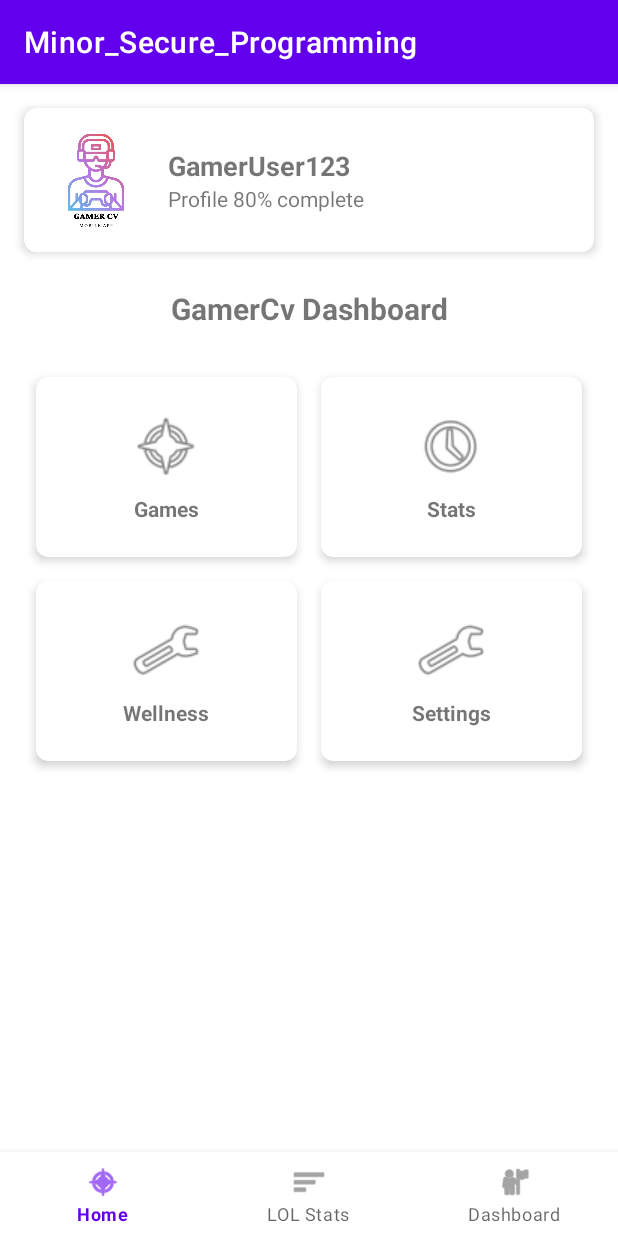
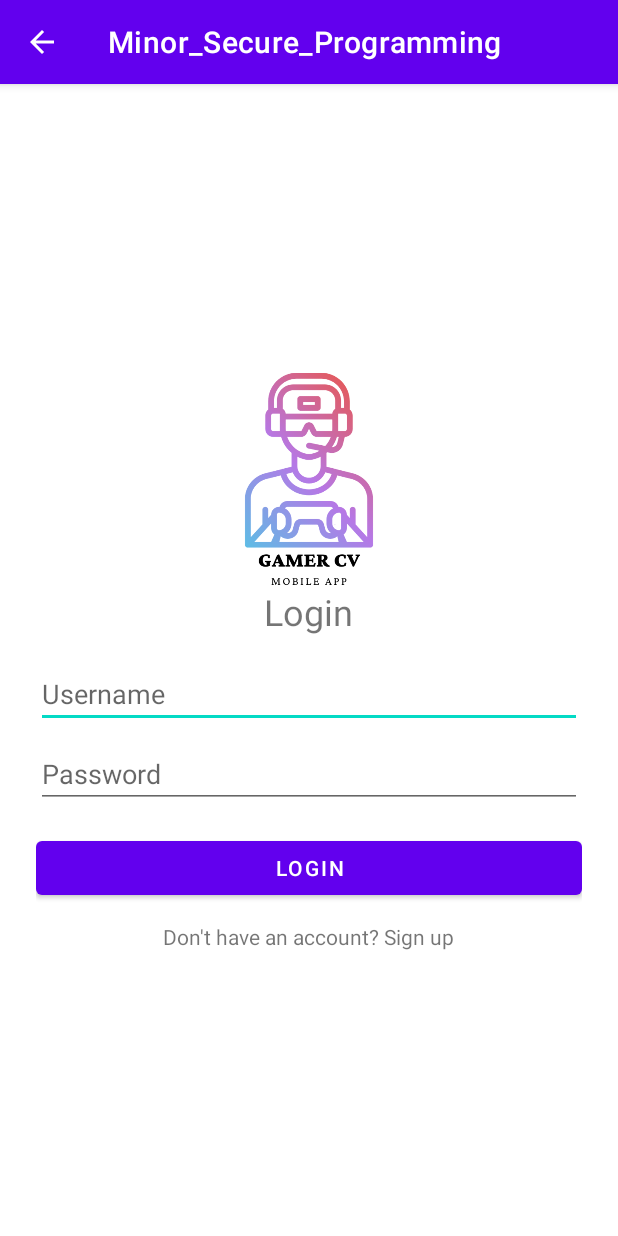
Before and after one commit to StefanIonutTasca/Minor_Secure_Programming, an Android app: the screen it shows after launch (MainActivity before the commit, SignupLoginActivity after it), on a phone screen of 412 x 824 dp. Run offline under Robolectric (Android 15) with nearby library versions, the phone set to English and light mode, and no system bars.

Commit message:
Authentication/SignupLogin Activity.

```diff
--- a/app/src/main/AndroidManifest.xml
+++ b/app/src/main/AndroidManifest.xml
@@ -47,6 +47,10 @@
             android:name=".GamesActivity"
             android:exported="false"
             android:parentActivityName=".MainActivity" />
+
+        <activity android:name=".SignupLoginActivity"
+            android:exported="false"
+            android:parentActivityName=".MainActivity" />
     </application>
 
 </manifest>
--- /dev/null
+++ b/app/src/main/java/com/example/minor_secure_programming/SignupLoginActivity.kt
@@ -0,0 +1,48 @@
+package com.example.minor_secure_programming
+
+import android.content.Intent
+import android.os.Bundle
+import android.widget.*
+import androidx.appcompat.app.AppCompatActivity
+
+class SignupLoginActivity : AppCompatActivity() {
+
+    private var isLogin = true
+
+    override fun onCreate(savedInstanceState: Bundle?) {
+        super.onCreate(savedInstanceState)
+        setContentView(R.layout.activity_signup_login)
+
+        val titleText = findViewById<TextView>(R.id.titleText)
+        val usernameInput = findViewById<EditText>(R.id.usernameInput)
+        val passwordInput = findViewById<EditText>(R.id.passwordInput)
+        val loginSignupButton = findViewById<Button>(R.id.loginSignupButton)
+        val toggleText = findViewById<TextView>(R.id.toggleText)
+
+        fun updateUI() {
+            titleText.text = if (isLogin) "Login" else "Sign Up"
+            loginSignupButton.text = if (isLogin) "Login" else "Sign Up"
+            toggleText.text = if (isLogin) "Don't have an account? Sign up" else "Already have an account? Login"
+        }
+
+        updateUI()
+
+        loginSignupButton.setOnClickListener {
+            val username = usernameInput.text.toString()
+            val password = passwordInput.text.toString()
+
+            if (username.isNotEmpty() && password.isNotEmpty()) {
+                val intent = Intent(this, DashboardActivity::class.java)
+                startActivity(intent)
+                finish()
+            } else {
+                Toast.makeText(this, "Please enter username and password", Toast.LENGTH_SHORT).show()
+            }
+        }
+
+        toggleText.setOnClickListener {
+            isLogin = !isLogin
+            updateUI()
+        }
+    }
+}
--- a/app/src/main/java/com/example/minor_secure_programming/SplashActivity.kt
+++ b/app/src/main/java/com/example/minor_secure_programming/SplashActivity.kt
@@ -18,12 +18,9 @@ class SplashActivity : AppCompatActivity() {
 
         // Create a delay and then start the main activity
         Handler(Looper.getMainLooper()).postDelayed({
-            // Start main activity
-            val intent = Intent(this, MainActivity::class.java)
+            val intent = Intent(this, SignupLoginActivity::class.java)
             startActivity(intent)
-
-            // Close this activity
             finish()
-        }, SPLASH_TIME_OUT)
+        }, 1500) // 1.5 seconds splash
     }
 }
--- /dev/null
+++ b/app/src/main/res/layout/activity_signup_login.xml
@@ -0,0 +1,54 @@
+<?xml version="1.0" encoding="utf-8"?>
+<LinearLayout xmlns:android="http://schemas.android.com/apk/res/android"
+    xmlns:app="http://schemas.android.com/apk/res-auto"
+    android:id="@+id/signupLoginLayout"
+              android:layout_width="match_parent"
+              android:layout_height="match_parent"
+              android:orientation="vertical"
+              android:padding="24dp"
+              android:gravity="center">
+
+    <ImageView
+        android:id="@+id/imageView"
+        android:layout_width="match_parent"
+        android:layout_height="145dp"
+        app:srcCompat="@drawable/logo_nobg" />
+
+    <TextView
+        android:id="@+id/titleText"
+        android:text="Login"
+        android:textSize="24sp"
+        android:layout_marginBottom="16dp"
+        android:layout_width="wrap_content"
+        android:layout_height="wrap_content" />
+
+    <EditText
+        android:id="@+id/usernameInput"
+        android:hint="Username"
+        android:layout_width="match_parent"
+        android:layout_height="wrap_content" />
+
+    <EditText
+        android:id="@+id/passwordInput"
+        android:hint="Password"
+        android:inputType="textPassword"
+        android:layout_marginTop="8dp"
+        android:layout_width="match_parent"
+        android:layout_height="wrap_content" />
+
+    <Button
+        android:id="@+id/loginSignupButton"
+        android:text="Login"
+        android:layout_marginTop="16dp"
+        android:layout_width="match_parent"
+        android:layout_height="wrap_content" />
+
+    <TextView
+        android:id="@+id/toggleText"
+        android:text="Don't have an account? Sign up"
+        android:textSize="14sp"
+        android:layout_marginTop="12dp"
+        android:layout_width="wrap_content"
+        android:layout_height="wrap_content" />
+
+</LinearLayout>
```
